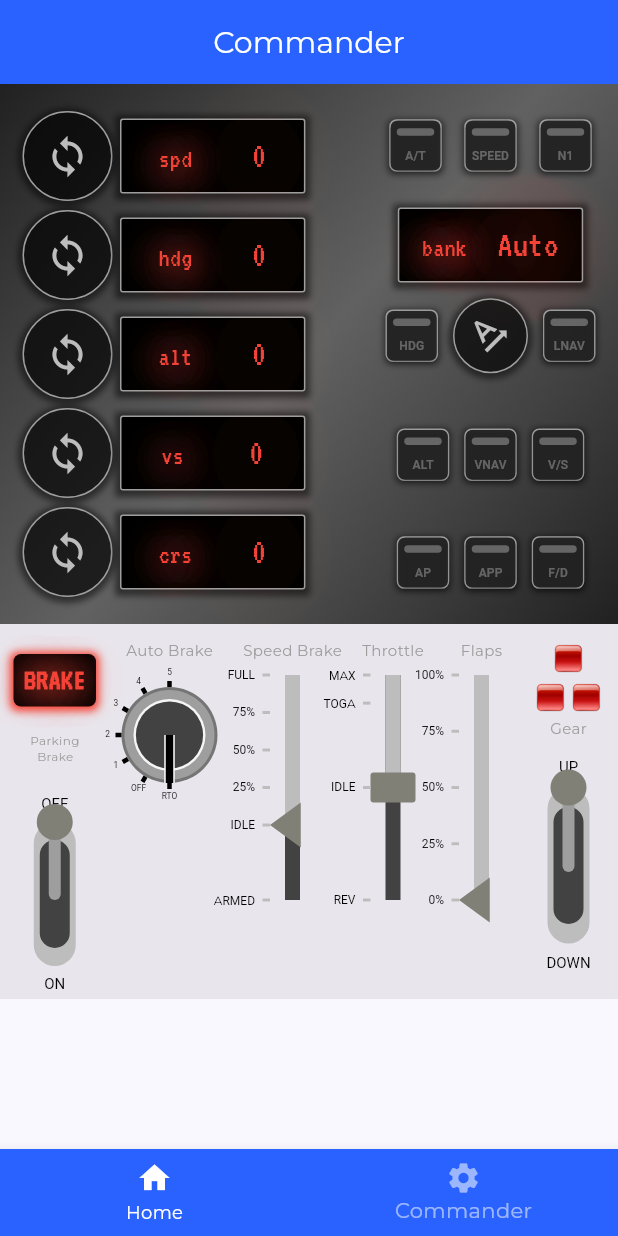
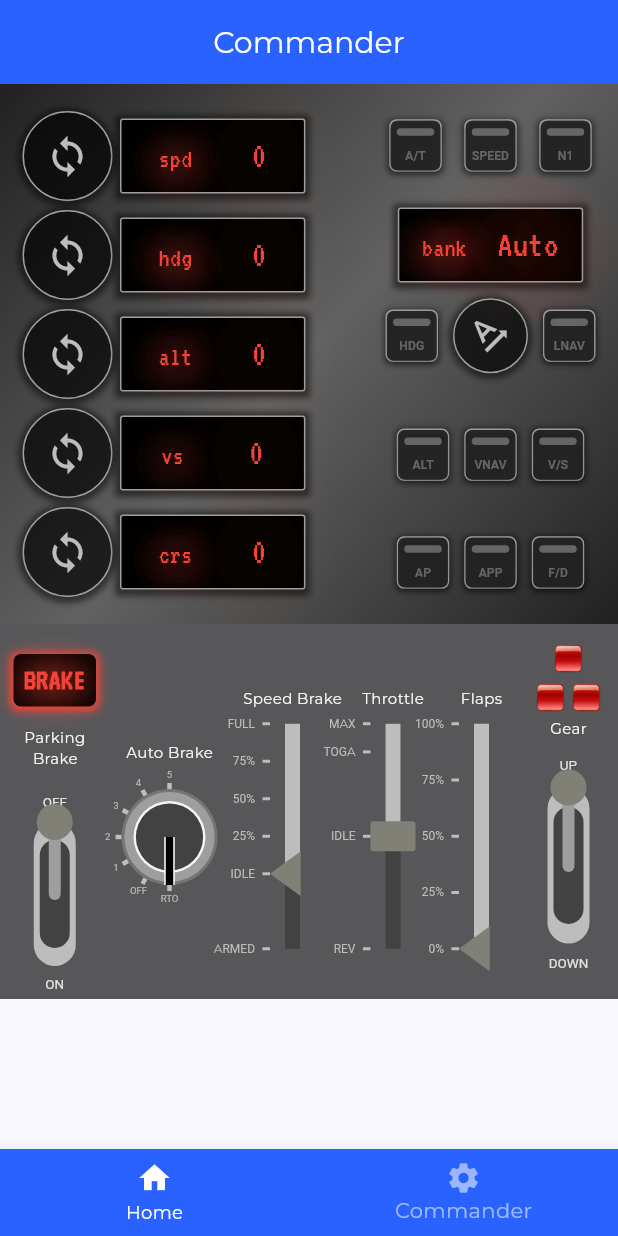
Before and after one commit to brandao-rafael/XFlightTrackr, a Flutter app: the screen it shows after launch, item 2 of the bottom bar chosen, on a phone screen of 412 x 824 dp. Run offline on Flutter 3.47's test engine with Material 2 defaults, Android fonts, the phone set to English and light mode, and no system bars; our stand-ins replace flutter_dotenv, flutter_mobx, google_fonts, google_maps_flutter, mobx; missing offline and left inert: google_polyline_algorithm, udp; generated files the repository leaves out were written again.

Commit message:
style: change position and color of texts

```diff
--- a/x_flight_trackr/lib/components/commanders/system/auto_brake_rotary_switcher.dart
+++ b/x_flight_trackr/lib/components/commanders/system/auto_brake_rotary_switcher.dart
@@ -34,12 +34,14 @@ class _AutoBrakeRotarySwitcherState extends State<AutoBrakeRotarySwitcher> {
         });
         widget.onChanged(position);
       },
+      child: SizedBox(
+        height: 104,
         child: Column(
           children: [
-          const Text('Auto Brake',
+            Text('Auto Brake',
                 style: TextStyle(
                   fontSize: 10,
-                color: Colors.grey,
+                  color: Colors.grey[100],
                 )),
             const SizedBox(height: 10),
             CustomPaint(
@@ -48,6 +50,7 @@ class _AutoBrakeRotarySwitcherState extends State<AutoBrakeRotarySwitcher> {
             ),
           ],
         ),
+      ),
     );
   }
 }
--- a/x_flight_trackr/lib/components/commanders/system/flap_slider.dart
+++ b/x_flight_trackr/lib/components/commanders/system/flap_slider.dart
@@ -15,12 +15,14 @@ class _FlapSliderState extends State<FlapSlider> {
 
   @override
   Widget build(BuildContext context) {
-    return Column(
+    return SizedBox(
+      height: 175,
+      child: Column(
         children: [
-        const Text('Flaps',
+          Text('Flaps',
               style: TextStyle(
                 fontSize: 10,
-              color: Colors.grey,
+                color: Colors.grey[100],
               )),
           const SizedBox(height: 10),
           GestureDetector(
@@ -44,6 +46,7 @@ class _FlapSliderState extends State<FlapSlider> {
             ),
           ),
         ],
+      ),
     );
   }
 }
--- a/x_flight_trackr/lib/components/commanders/system/gear_switcher.dart
+++ b/x_flight_trackr/lib/components/commanders/system/gear_switcher.dart
@@ -10,7 +10,7 @@ class GearSwitcher extends StatelessWidget {
     return Column(
       children: [
         GearDisplay(gearPosition: 0),
-        const Text("Gear", style: TextStyle(fontSize: 10, color: Colors.grey)),
+        Text("Gear", style: TextStyle(fontSize: 10, color: Colors.grey[100])),
         const SizedBox(height: 10),
         Switcher(
           onChanged: (value) => print(value),
--- a/x_flight_trackr/lib/components/commanders/system/painters/flap_painter.dart
+++ b/x_flight_trackr/lib/components/commanders/system/painters/flap_painter.dart
@@ -50,7 +50,7 @@ class FlapPainter extends CustomPainter {
       final textPainter = TextPainter(
         text: TextSpan(
             text: markerValues[markerValue],
-            style: const TextStyle(color: Colors.black, fontSize: 8)),
+            style: TextStyle(color: Colors.grey[400], fontSize: 8)),
         textDirection: TextDirection.ltr,
       );
       textPainter.layout();
--- a/x_flight_trackr/lib/components/commanders/system/painters/speed_brake_painter.dart
+++ b/x_flight_trackr/lib/components/commanders/system/painters/speed_brake_painter.dart
@@ -57,7 +57,7 @@ class SpeedBrakePainter extends CustomPainter {
       final textPainter = TextPainter(
         text: TextSpan(
             text: markerValues[markerValue],
-            style: const TextStyle(color: Colors.black, fontSize: 8)),
+            style: TextStyle(color: Colors.grey[400], fontSize: 8)),
         textDirection: TextDirection.ltr,
       );
       textPainter.layout();
--- a/x_flight_trackr/lib/components/commanders/system/painters/switch_painter.dart
+++ b/x_flight_trackr/lib/components/commanders/system/painters/switch_painter.dart
@@ -68,7 +68,7 @@ class SwitcherPainter extends CustomPainter {
     // Draw labels like markers
     final textPainterOff = TextPainter(
       text: TextSpan(
-          text: up, style: const TextStyle(color: Colors.black, fontSize: 10)),
+          text: up, style: TextStyle(color: Colors.grey[300], fontSize: 9)),
       textDirection: TextDirection.ltr,
     );
     textPainterOff.layout();
@@ -77,8 +77,7 @@ class SwitcherPainter extends CustomPainter {
 
     final textPainterOn = TextPainter(
       text: TextSpan(
-          text: down,
-          style: const TextStyle(color: Colors.black, fontSize: 10)),
+          text: down, style: TextStyle(color: Colors.grey[300], fontSize: 9)),
       textDirection: TextDirection.ltr,
     );
     textPainterOn.layout();
--- a/x_flight_trackr/lib/components/commanders/system/painters/throttle_painter.dart
+++ b/x_flight_trackr/lib/components/commanders/system/painters/throttle_painter.dart
@@ -60,7 +60,7 @@ class ThrottlePainter extends CustomPainter {
       final textPainter = TextPainter(
         text: TextSpan(
             text: markerValues[markerValue],
-            style: const TextStyle(color: Colors.black, fontSize: 8)),
+            style: TextStyle(color: Colors.grey[400], fontSize: 8)),
         textDirection: TextDirection.ltr,
       );
       textPainter.layout();
--- a/x_flight_trackr/lib/components/commanders/system/parking_brake_switcher.dart
+++ b/x_flight_trackr/lib/components/commanders/system/parking_brake_switcher.dart
@@ -16,8 +16,8 @@ class ParkingBrakeSwitcher extends StatelessWidget {
           children: [
             const ParkingBrakeLight(isOn: true),
             const SizedBox(height: 10),
-            const Text("Parking\n  Brake",
-                style: TextStyle(fontSize: 8, color: Colors.grey)),
+            Text("Parking\n  Brake",
+                style: TextStyle(fontSize: 10, color: Colors.grey[100])),
             const SizedBox(height: 10),
             Switcher(
               onChanged: (value) => print(value),
--- a/x_flight_trackr/lib/components/commanders/system/speed_brake_slider.dart
+++ b/x_flight_trackr/lib/components/commanders/system/speed_brake_slider.dart
@@ -31,13 +31,15 @@ class _SpeedBrakeSliderState extends State<SpeedBrakeSlider> {
           widget.onChanged(_currentValue);
         });
       },
+      child: SizedBox(
+        height: 175,
         child: Column(
           crossAxisAlignment: CrossAxisAlignment.center,
           children: [
-          const Text('Speed Brake',
+            Text('Speed Brake',
                 style: TextStyle(
                   fontSize: 10,
-                color: Colors.grey,
+                  color: Colors.grey[100],
                 )),
             const SizedBox(height: 10),
             CustomPaint(
@@ -46,6 +48,7 @@ class _SpeedBrakeSliderState extends State<SpeedBrakeSlider> {
             ),
           ],
         ),
+      ),
     );
   }
 }
--- a/x_flight_trackr/lib/components/commanders/system/switcher.dart
+++ b/x_flight_trackr/lib/components/commanders/system/switcher.dart
@@ -39,9 +39,9 @@ class _SwitcherState extends State<Switcher> {
         children: [
           if (widget.name != null)
             Text(widget.name!,
-                style: const TextStyle(
+                style: TextStyle(
                   fontSize: 10,
-                  color: Colors.grey,
+                  color: Colors.grey[100],
                 )),
           const SizedBox(height: 10),
           CustomPaint(
--- a/x_flight_trackr/lib/components/commanders/system/system_commander.dart
+++ b/x_flight_trackr/lib/components/commanders/system/system_commander.dart
@@ -14,12 +14,12 @@ class SystemCommander extends StatelessWidget {
     return Container(
       height: 250,
       decoration: BoxDecoration(
-        color: Colors.grey.withOpacity(0.2),
+        color: Colors.black.withOpacity(0.65),
       ),
       padding: const EdgeInsets.only(top: 10),
       child: Row(
         mainAxisAlignment: MainAxisAlignment.spaceEvenly,
-        crossAxisAlignment: CrossAxisAlignment.start,
+        crossAxisAlignment: CrossAxisAlignment.center,
         children: [
           const ParkingBrakeSwitcher(),
           AutoBrakeRotarySwitcher(
--- a/x_flight_trackr/lib/components/commanders/system/throttle_slider.dart
+++ b/x_flight_trackr/lib/components/commanders/system/throttle_slider.dart
@@ -31,12 +31,14 @@ class _ThrottleSliderState extends State<ThrottleSlider> {
           widget.onChanged(_currentValue);
         });
       },
+      child: SizedBox(
+        height: 175,
         child: Column(
           children: [
-          const Text('Throttle',
+            Text('Throttle',
                 style: TextStyle(
                   fontSize: 10,
-                color: Colors.grey,
+                  color: Colors.grey[100],
                 )),
             const SizedBox(height: 10),
             CustomPaint(
@@ -45,6 +47,7 @@ class _ThrottleSliderState extends State<ThrottleSlider> {
             ),
           ],
         ),
+      ),
     );
   }
 }
```
Also changed, not shown: x_flight_trackr/lib/components/commanders/system/painters/rotary_painter.dart (+9 -3 lines). Lines whose indentation alone changed are shown as unchanged.
